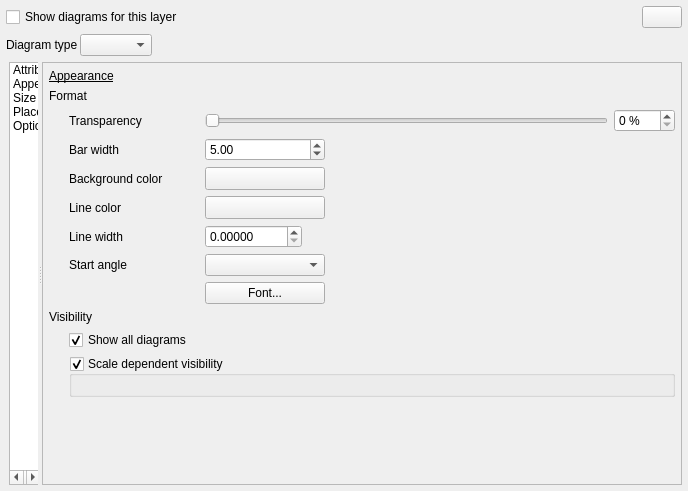
First picture: the form in src/ui/qgsdiagrampropertiesbase.ui, repository qgis/QGIS, before the edit.
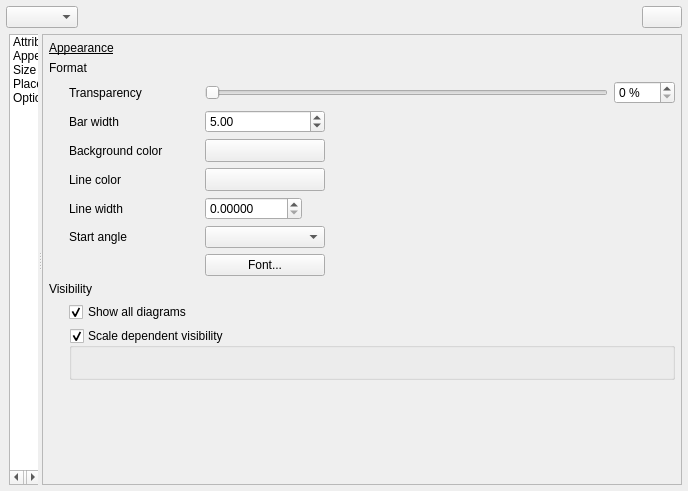
Second picture: the form after the edit. Icons and pictures are not drawn. Custom widgets are drawn as their Qt base class.

Commit message: [diagram] synchronize enabling UI to match labelling

Diff of the .ui file:
```diff
--- a/src/ui/qgsdiagrampropertiesbase.ui
+++ b/src/ui/qgsdiagrampropertiesbase.ui
@@ -10,7 +10,7 @@
     <height>491</height>
    </rect>
   </property>
-  <layout class="QVBoxLayout" name="verticalLayout_8" stretch="0,0,1">
+  <layout class="QVBoxLayout" name="verticalLayout_8" stretch="0,1">
    <property name="leftMargin">
     <number>6</number>
    </property>
@@ -39,11 +39,7 @@
        <number>0</number>
       </property>
       <item>
-       <widget class="QCheckBox" name="mEnableDiagramsCheckBox">
-        <property name="text">
-         <string>Show diagrams for this layer</string>
-        </property>
-       </widget>
+       <widget class="QComboBox" name="mDiagramTypeComboBox"/>
       </item>
       <item>
        <spacer name="horizontalSpacer_7">
@@ -97,50 +93,6 @@
      </layout>
     </widget>
    </item>
-   <item>
-    <widget class="QFrame" name="mDiagramTypeFrame">
-     <layout class="QHBoxLayout" name="diagramTypeAndPriorityLayout">
-      <property name="spacing">
-       <number>2</number>
-      </property>
-      <property name="leftMargin">
-       <number>0</number>
-      </property>
-      <property name="topMargin">
-       <number>0</number>
-      </property>
-      <property name="rightMargin">
-       <number>0</number>
-      </property>
-      <property name="bottomMargin">
-       <number>0</number>
-      </property>
-      <item>
-       <widget class="QLabel" name="mTypeLabel">
-        <property name="text">
-         <string>Diagram type</string>
-        </property>
-       </widget>
-      </item>
-      <item>
-       <widget class="QComboBox" name="mDiagramTypeComboBox"/>
-      </item>
-      <item>
-       <spacer name="horizontalSpacer">
-        <property name="orientation">
-         <enum>Qt::Horizontal</enum>
-        </property>
-        <property name="sizeHint" stdset="0">
-         <size>
-          <width>40</width>
-          <height>20</height>
-         </size>
-        </property>
-       </spacer>
-      </item>
-     </layout>
-    </widget>
-   </item>
    <item>
     <widget class="QFrame" name="mDiagramFrame">
      <property name="frameShape">
```
Left out of the diff: 3 changed lines with no effect on the pictures. The commit also changes 3 other files.
